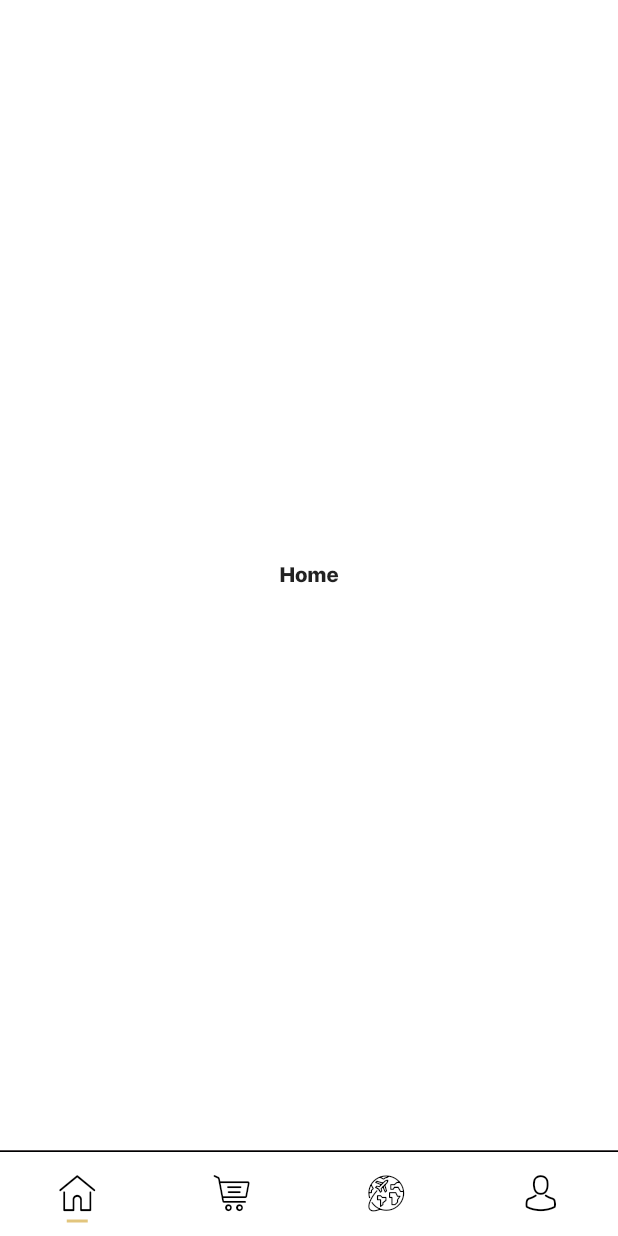
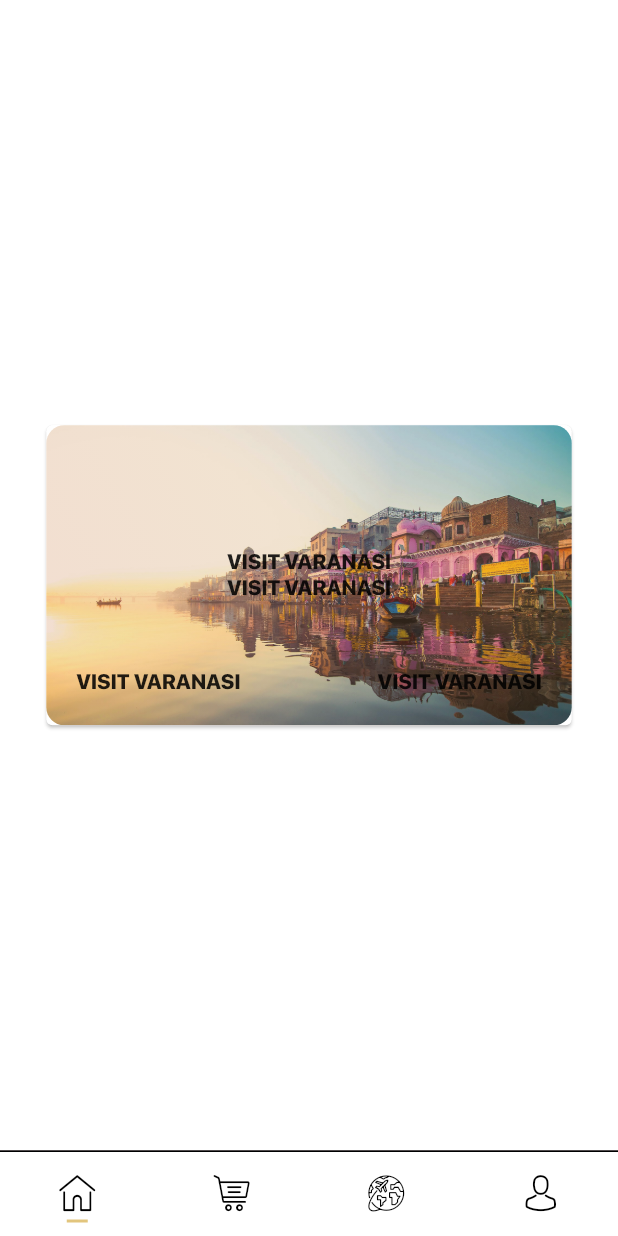
Before and after one commit to AbhishekHingorani/WanderingMystic, a Flutter app: the screen it shows after launch, on a phone screen of 412 x 824 dp. Run offline on Flutter 3.47's test engine with Material 2 defaults, Android fonts, the phone set to English and light mode, and no system bars; project files that could hold a hidden picture were left out.

Commit message:
TravelPackage List View Item UI, Collapsable AppBar Done

```diff
--- a/lib/main.dart
+++ b/lib/main.dart
@@ -1,7 +1,12 @@
 import 'package:flutter/material.dart';
+//import 'package:flutter/rendering.dart';
 import 'travel_packages/pakage_list.dart';
+import 'travel_packages/package_list_item.dart';
 
-void main() => runApp(new MyApp());
+void main(){
+  //debugPaintSizeEnabled = true;
+  runApp(new MyApp());
+}
 
 class MyApp extends StatelessWidget {
 
@@ -19,7 +24,7 @@ class MyApp extends StatelessWidget {
           body: TabBarView(
             children: [
               new Container(
-                child: Center(child: Text("Home")),
+                child: Center(child: PackageListItem()),
                 color: Colors.white,
               ),
               new Container(
--- /dev/null
+++ b/lib/travel_packages/package_list_item.dart
@@ -0,0 +1,80 @@
+import 'package:flutter/material.dart';
+
+class PackageListItem extends StatelessWidget {
+  @override
+  Widget build(BuildContext context) {
+    return Card(
+      child: Stack(
+        children: <Widget>[
+
+          //Background Image
+          Container(
+            height: 200.0,
+            width: MediaQuery.of(context).size.width * 0.85,
+            decoration: BoxDecoration(
+              borderRadius: BorderRadius.circular(12.0),
+              image: DecorationImage(
+                fit: BoxFit.fill,
+                image: AssetImage("assets/images/varanasi.jpg"),
+              ),
+            ),
+          ),
+
+          //Gradient Overlay
+          Opacity(
+            opacity: 0.2,
+            child: Container(
+              height: 200.0,
+              width: MediaQuery.of(context).size.width * 0.85,
+              decoration: BoxDecoration(
+                borderRadius: BorderRadius.circular(12.0),
+                gradient: new LinearGradient(
+                  begin: Alignment.bottomLeft,
+                  end: Alignment.topRight,
+                  colors: [
+                    Color.fromRGBO(235, 139, 123, 1.0),
+                    Color.fromRGBO(226, 197, 125, 1.0)
+                  ],
+                ),
+              )
+            )
+          ),
+
+
+          //Center Text
+          Container(
+            alignment: Alignment.center,
+            height: 200.0,
+            width: MediaQuery.of(context).size.width * 0.85,
+            child: Row(
+              mainAxisAlignment: MainAxisAlignment.center,
+              children: <Widget>[
+                Column(
+                  mainAxisAlignment: MainAxisAlignment.center,
+                  children: <Widget>[
+                    Text("VISIT VARANASI"),
+                    Text("VISIT VARANASI")
+                  ],
+                )
+              ],
+            )
+          ),
+
+
+          //Bottom Text
+          Container(
+            height: 200.0,
+            width: MediaQuery.of(context).size.width * 0.85,
+            child: Row(
+              crossAxisAlignment: CrossAxisAlignment.end,
+              children: <Widget>[
+                Expanded(child: Container(margin: EdgeInsets.fromLTRB(20.0, 0.0, 0.0, 20.0), child: Text("VISIT VARANASI"))),
+                Container(margin: EdgeInsets.fromLTRB(0.0, 0.0, 20.0, 20.0), child: Text("VISIT VARANASI")),
+              ],
+            ),
+          )
+        ]
+      ),
+    );
+  }
+}
--- a/pubspec.yaml
+++ b/pubspec.yaml
@@ -8,6 +8,7 @@ dependencies:
   # The following adds the Cupertino Icons font to your application.
   # Use with the CupertinoIcons class for iOS style icons.
   cupertino_icons: ^0.1.2
+  scoped_model: ^0.3.0
 
 dev_dependencies:
   flutter_test:
@@ -26,9 +27,8 @@ flutter:
   uses-material-design: true
 
   # To add assets to your application, add an assets section, like this:
-  # assets:
-  #  - assets/icons/home.svg
-  #  - images/a_dot_ham.jpeg
+  assets:
+    - assets/images/varanasi.jpg
 
   # An image asset can refer to one or more resolution-specific "variants", see
   # https://flutter.io/assets-and-images/#resolution-aware.
```
Also changed, not shown: lib/travel_packages/pakage_list.dart (+26 -6 lines), lib/travel_packages/travel_search_area.dart (+4 -3 lines), assets/images/varanasi.jpg (added), pubspec.lock.
